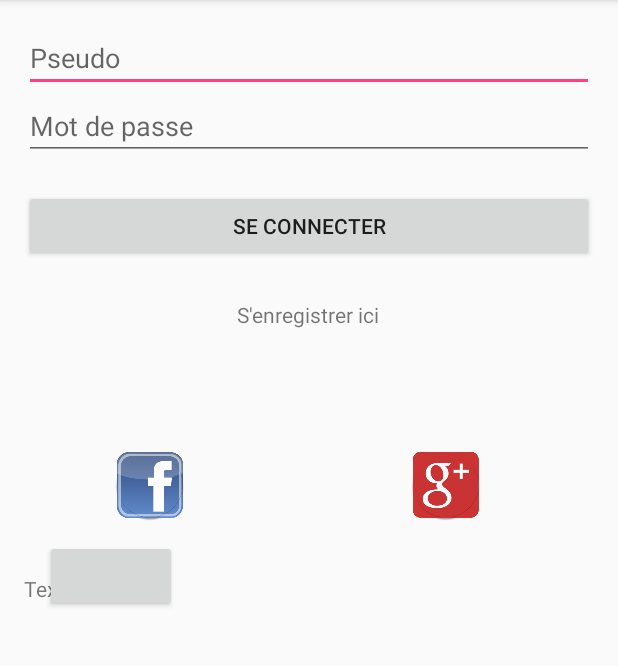
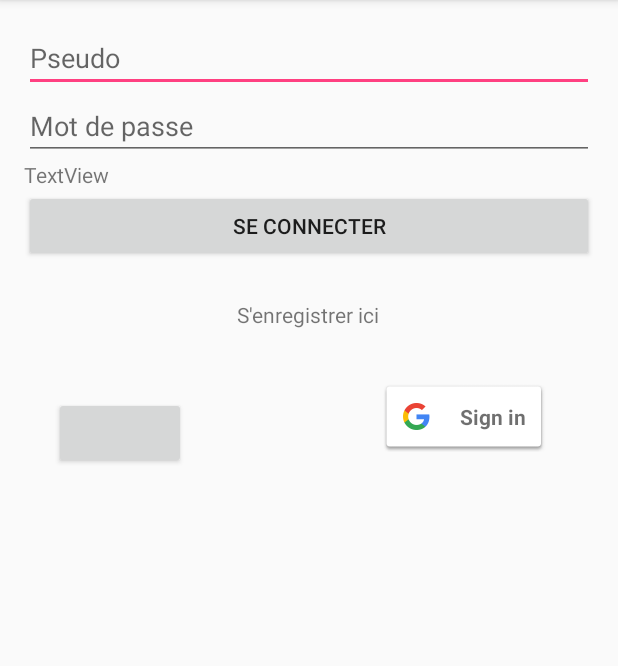
Before and after one commit to nicoarnaise/MarcheAuxRabaisAPP, an Android app: the screen it shows after launch (LoginActivity), on a phone screen of 412 x 824 dp, the part 84-750 px from its top. Run offline under Robolectric (Android 15) with nearby library versions, the light colour scheme and no system bars; libraries missing offline, so code that uses them is left out: com.facebook, com.facebook.appevents, com.facebook.login; plain views replace LoginButton; 5 statements that could not run were skipped.

Commit message:
Connexion avec Google

```diff
--- a/MarcheAuxRabais/app/build.gradle
+++ b/MarcheAuxRabais/app/build.gradle
@@ -1,5 +1,6 @@
 //noinspection GradleCompatible
 apply plugin: 'com.android.application'
+
 
 android {
     compileSdkVersion 24
@@ -30,4 +31,7 @@ dependencies {
     compile 'com.android.support:design:24.2.0'
     compile 'com.android.volley:volley:1.0.0'
     compile 'com.facebook.android:facebook-android-sdk:[4,5)'
+
+    compile 'com.google.android.gms:play-services-auth:9.0.0'
 }
+apply plugin: 'com.google.gms.google-services'
--- a/MarcheAuxRabais/app/src/main/AndroidManifest.xml
+++ b/MarcheAuxRabais/app/src/main/AndroidManifest.xml
@@ -7,6 +7,7 @@
     <uses-permission android:name="android.permission.READ_PROFILE" />
     <uses-permission android:name="android.permission.READ_CONTACTS" />
     <uses-permission android:name="android.permission.INTERNET"/>
+    <uses-permission android:name="android.permission.USE_CREDENTIALS" />
 
     <application
         android:allowBackup="true"
--- a/MarcheAuxRabais/app/src/main/java/com/geasser/marcheauxrabais/LoginActivity.java
+++ b/MarcheAuxRabais/app/src/main/java/com/geasser/marcheauxrabais/LoginActivity.java
@@ -1,8 +1,10 @@
 package com.geasser.marcheauxrabais;
 
 import android.content.Intent;
+import android.support.annotation.NonNull;
 import android.support.v7.app.AppCompatActivity;
 import android.os.Bundle;
+import android.util.Log;
 import android.view.View;
 import android.widget.Button;
 import android.widget.EditText;
@@ -15,14 +17,24 @@ import com.facebook.FacebookSdk;
 import com.facebook.appevents.AppEventsLogger;
 import com.facebook.login.LoginResult;
 import com.facebook.login.widget.LoginButton;
+import com.google.android.gms.auth.api.Auth;
+import com.google.android.gms.auth.api.signin.GoogleSignInAccount;
+import com.google.android.gms.auth.api.signin.GoogleSignInOptions;
+import com.google.android.gms.auth.api.signin.GoogleSignInResult;
+import com.google.android.gms.common.ConnectionResult;
+import com.google.android.gms.common.api.GoogleApiClient;
 
 import static android.R.attr.data;
 
-public class LoginActivity extends AppCompatActivity {
+public class LoginActivity extends AppCompatActivity implements  GoogleApiClient.OnConnectionFailedListener,
+        View.OnClickListener{
 
+    private static final String TAG = "SignInActivity";
     private LoginButton loginButton;
     private CallbackManager callbackManager;
     private TextView info;
+    private GoogleApiClient mGoogleApiClient;
+    private static final int RC_SIGN_IN = 9001;
 
     @Override
     protected void onCreate(Bundle savedInstanceState) {
@@ -36,6 +48,7 @@ public class LoginActivity extends AppCompatActivity {
         final Button bLogin = (Button) findViewById(R.id.bLogin);
         final Button bRegisterHere = (Button) findViewById(R.id.bRegister);
         final TextView registerLink = (TextView) findViewById(R.id.tvRegisterHere);
+        findViewById(R.id.sign_in_button).setOnClickListener(this);
         info = (TextView) findViewById(R.id.info);
         loginButton = (LoginButton) findViewById(R.id.login_button);
 
@@ -66,6 +79,8 @@ public class LoginActivity extends AppCompatActivity {
                                 "Auth Token: "
                                 + loginResult.getAccessToken().getToken()
                 );
+                Intent profil = new Intent(LoginActivity.this, EcranPrincipal.class);
+                LoginActivity.this.startActivity(profil);
             }
 
             @Override
@@ -78,9 +93,78 @@ public class LoginActivity extends AppCompatActivity {
                 info.setText("Login attempt failed.");
             }
         });
+
+        // Configure sign-in to request the user's ID, email address, and basic
+// profile. ID and basic profile are included in DEFAULT_SIGN_IN.
+        GoogleSignInOptions gso = new GoogleSignInOptions.Builder(GoogleSignInOptions.DEFAULT_SIGN_IN)
+                .requestEmail()
+                .build();
+
+        // Build a GoogleApiClient with access to the Google Sign-In API and the
+// options specified by gso.
+        mGoogleApiClient = new GoogleApiClient.Builder(this)
+                .enableAutoManage(this /* FragmentActivity */, this /* OnConnectionFailedListener */)
+                .addApi(Auth.GOOGLE_SIGN_IN_API, gso)
+                .build();
     }
 
     protected void onActivityResult(int requestCode, int resultCode, Intent data) {
+        super.onActivityResult(requestCode, resultCode, data);
+
+        // Result returned from launching the Intent from GoogleSignInApi.getSignInIntent(...);
+        if (requestCode == RC_SIGN_IN) {
+            GoogleSignInResult result = Auth.GoogleSignInApi.getSignInResultFromIntent(data);
+            handleSignInResult(result);
+        }
         callbackManager.onActivityResult(requestCode, resultCode, data);
     }
+
+    @Override
+    public void onConnectionFailed(@NonNull ConnectionResult connectionResult) {
+
+    }
+
+    @Override
+    public void onClick(View v) {
+        switch (v.getId()) {
+            case R.id.sign_in_button:
+                signIn();
+                break;
+            // ...
+        }
+    }
+
+    private void signIn() {
+        Intent signInIntent = Auth.GoogleSignInApi.getSignInIntent(mGoogleApiClient);
+        startActivityForResult(signInIntent, RC_SIGN_IN);
+    }
+
+
+    private void handleSignInResult(GoogleSignInResult result) {
+        Log.d(TAG, "handleSignInResult:" + result.isSuccess());
+        if (result.isSuccess()) {
+            // Signed in successfully, show authenticated UI.
+            GoogleSignInAccount acct = result.getSignInAccount();
+            info.setText(getString(R.string.signed_in_fmt, acct.getDisplayName()));
+            updateUI(true);
+        } else {
+            // Signed out, show unauthenticated UI.
+            updateUI(false);
+        }
+    }
+
+    private void updateUI(boolean signedIn) {
+        if (signedIn) {
+            findViewById(R.id.sign_in_button).setVisibility(View.GONE);
+            //findViewById(R.id.sign_out_and_disconnect).setVisibility(View.VISIBLE);
+            Intent profil = new Intent(LoginActivity.this, EcranPrincipal.class);
+            LoginActivity.this.startActivity(profil);
+
+        } else {
+            info.setText(R.string.signed_out);
+            findViewById(R.id.sign_in_button).setVisibility(View.VISIBLE);
+            //findViewById(R.id.sign_out_and_disconnect).setVisibility(View.GONE);
+        }
+    }
+
 }
--- a/MarcheAuxRabais/app/src/main/res/layout/activity_login.xml
+++ b/MarcheAuxRabais/app/src/main/res/layout/activity_login.xml
@@ -21,16 +21,6 @@
         android:layout_alignParentStart="true"
         android:layout_alignParentEnd="true"
         android:hint="Pseudo" />
-
-    <ImageButton
-        android:layout_width="wrap_content"
-        android:layout_height="wrap_content"
-        app:srcCompat="@mipmap/abc"
-        android:id="@+id/ibFacebook"
-        android:background="@mipmap/abc"
-        android:layout_alignTop="@+id/ibGoogle"
-        android:layout_alignParentStart="true"
-        android:layout_marginStart="60dp" />
 
     <EditText
         android:layout_width="wrap_content"
@@ -63,35 +53,31 @@
         android:layout_centerHorizontal="true"
         android:layout_marginTop="25dp" />
 
-    <ImageButton
+
+    <TextView
+        android:text="TextView"
         android:layout_width="wrap_content"
         android:layout_height="wrap_content"
-        app:srcCompat="@mipmap/google2"
-        android:id="@+id/ibGoogle"
-        android:background="@mipmap/google2"
-        android:layout_marginStart="20dp"
-        android:layout_below="@+id/tvRegisterHere"
-        android:layout_toEndOf="@+id/tvRegisterHere"
-        android:layout_marginTop="80dp" />
-
+        android:id="@+id/info"
+        android:layout_below="@+id/etPasswordlogin"
+        android:layout_alignParentStart="true" />
 
     <com.facebook.login.widget.LoginButton
         android:id="@+id/login_button"
         android:layout_width="wrap_content"
         android:layout_height="wrap_content"
-        android:layout_centerVertical="true"
+        android:layout_marginStart="20dp"
+        android:layout_below="@+id/tvRegisterHere"
         android:layout_alignParentStart="true"
-        android:layout_marginStart="14dp" />
+        android:layout_marginTop="45dp" />
 
-    <TextView
-        android:text="TextView"
+    <com.google.android.gms.common.SignInButton
+        android:id="@+id/sign_in_button"
         android:layout_width="wrap_content"
         android:layout_height="wrap_content"
-        android:layout_below="@+id/ibFacebook"
-        android:layout_marginTop="35dp"
-        android:id="@+id/info"
-        android:layout_alignParentEnd="true"
-        android:layout_alignParentStart="true" />
+        android:layout_below="@+id/tvRegisterHere"
+        android:layout_toEndOf="@+id/tvRegisterHere"
+        android:layout_marginTop="34dp" />
 
 
 </RelativeLayout>
--- a/MarcheAuxRabais/app/src/main/res/values/strings.xml
+++ b/MarcheAuxRabais/app/src/main/res/values/strings.xml
@@ -13,6 +13,11 @@
 
     <!-- Strings related to login -->
     <string name="prompt_email">Email</string>
+    <string name="signed_in_fmt">Signed in as: %s</string>
+    <string name="signed_in">Signed in</string>
+    <string name="signing_in">Signing in…</string>
+    <string name="signed_out">Signed out</string>
+    <string name="signed_in_err">"Error: please check logs."</string>
     <string name="prompt_password">Password (optional)</string>
     <string name="action_sign_in">Sign in or register</string>
     <string name="action_sign_in_short">Sign in</string>
--- a/MarcheAuxRabais/build.gradle
+++ b/MarcheAuxRabais/build.gradle
@@ -6,6 +6,7 @@ buildscript {
     }
     dependencies {
         classpath 'com.android.tools.build:gradle:2.2.2'
+        classpath 'com.google.gms:google-services:3.0.0'
         // NOTE: Do not place your application dependencies here; they belong
         // in the individual module build.gradle files
     }
```
Also changed, not shown: 1 other file.
